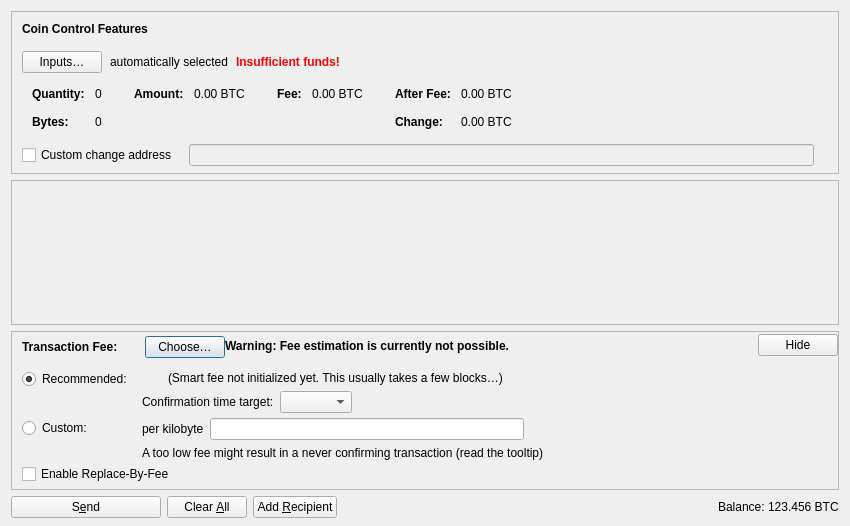
Qt form src/qt/forms/sendcoinsdialog.ui (cgebitcoin/bitminti) before a commit.
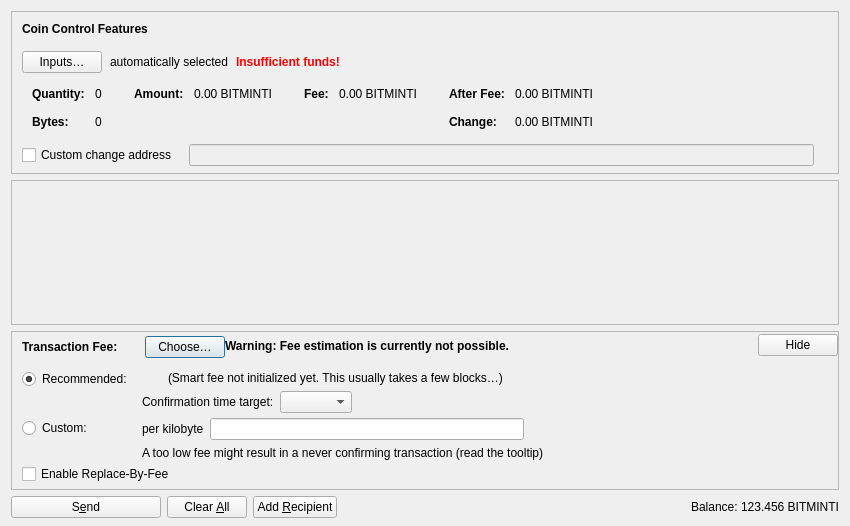
The same form after that commit. Icons and pictures are not drawn. Custom widgets are drawn as their Qt base class.

The edit to the form file:
```diff
--- a/src/qt/forms/sendcoinsdialog.ui
+++ b/src/qt/forms/sendcoinsdialog.ui
@@ -327,7 +327,7 @@
                   <enum>Qt::ActionsContextMenu</enum>
                  </property>
                  <property name="text">
-                  <string notr="true">0.00 BTC</string>
+                  <string notr="true">0.00 BITMINTI</string>
                  </property>
                  <property name="textInteractionFlags">
                   <set>Qt::LinksAccessibleByMouse|Qt::TextSelectableByKeyboard|Qt::TextSelectableByMouse</set>
@@ -378,7 +378,7 @@
                   <enum>Qt::ActionsContextMenu</enum>
                  </property>
                  <property name="text">
-                  <string notr="true">0.00 BTC</string>
+                  <string notr="true">0.00 BITMINTI</string>
                  </property>
                  <property name="textInteractionFlags">
                   <set>Qt::LinksAccessibleByMouse|Qt::TextSelectableByKeyboard|Qt::TextSelectableByMouse</set>
@@ -432,7 +432,7 @@
                   <enum>Qt::ActionsContextMenu</enum>
                  </property>
                  <property name="text">
-                  <string notr="true">0.00 BTC</string>
+                  <string notr="true">0.00 BITMINTI</string>
                  </property>
                  <property name="textInteractionFlags">
                   <set>Qt::LinksAccessibleByMouse|Qt::TextSelectableByKeyboard|Qt::TextSelectableByMouse</set>
@@ -461,7 +461,7 @@
                   <enum>Qt::ActionsContextMenu</enum>
                  </property>
                  <property name="text">
-                  <string notr="true">0.00 BTC</string>
+                  <string notr="true">0.00 BITMINTI</string>
                  </property>
                  <property name="textInteractionFlags">
                   <set>Qt::LinksAccessibleByMouse|Qt::TextSelectableByKeyboard|Qt::TextSelectableByMouse</set>
@@ -1191,7 +1191,7 @@
           <cursorShape>IBeamCursor</cursorShape>
          </property>
          <property name="text">
-          <string notr="true">123.456 BTC</string>
+          <string notr="true">123.456 BITMINTI</string>
          </property>
          <property name="textInteractionFlags">
           <set>Qt::LinksAccessibleByMouse|Qt::TextSelectableByKeyboard|Qt::TextSelectableByMouse</set>
```
